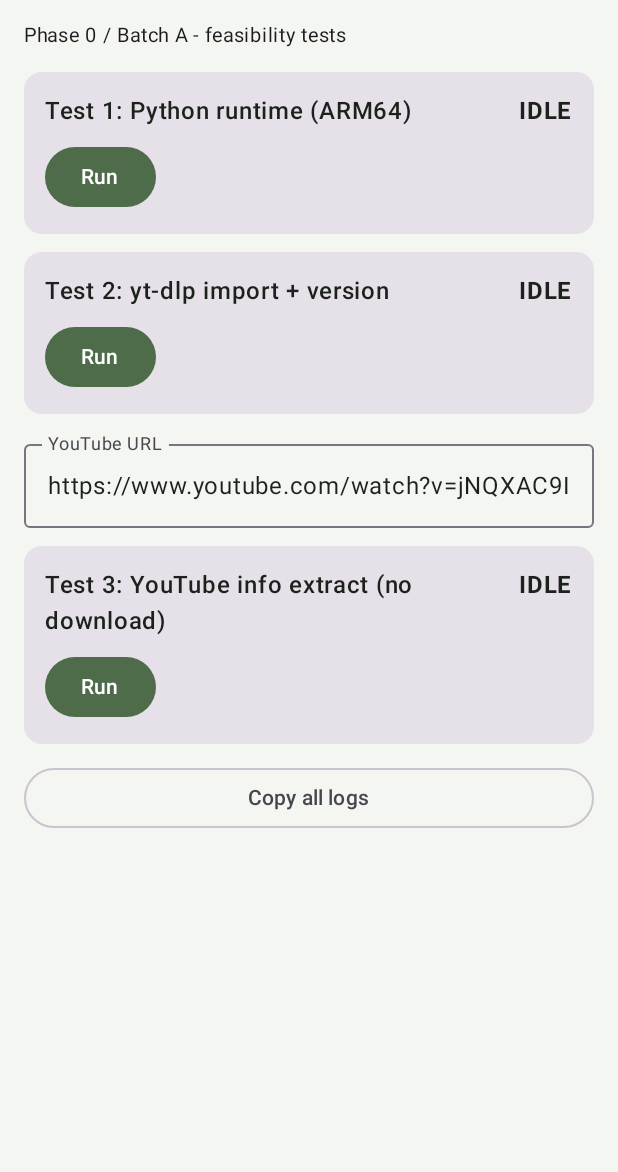
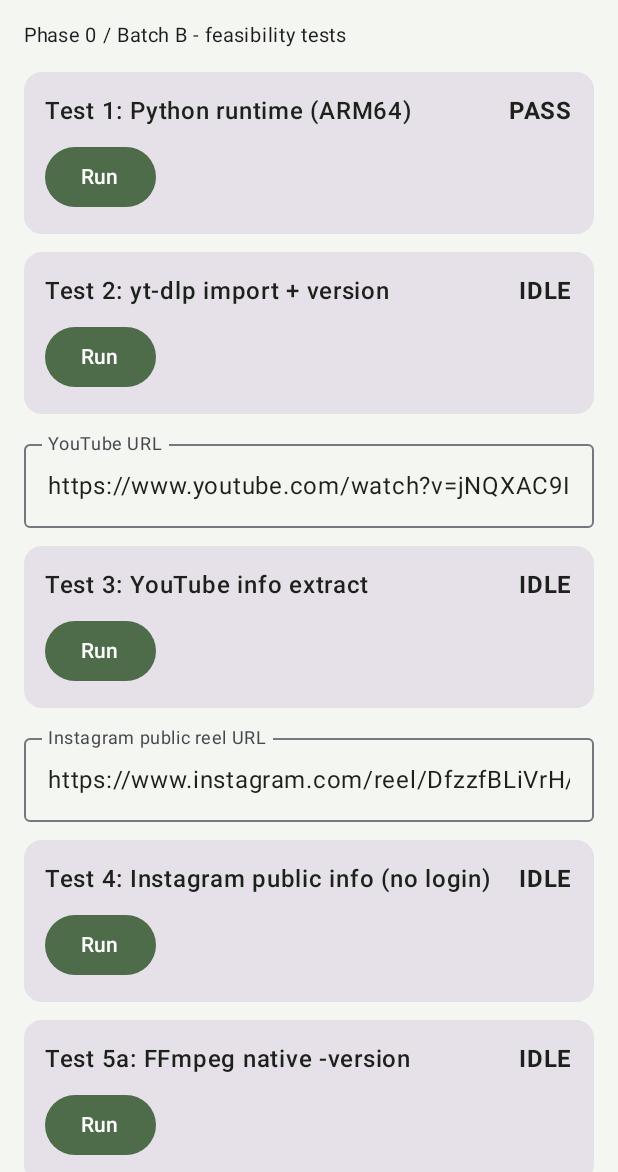
Before and after one commit to CHAMANRK/chaman-downloader, an Android app built with Jetpack Compose: the screen it shows after launch (MainActivity), after a tap on "Run", on a phone screen of 412 x 824 dp, the part 64-1236 px from its top. Run offline under Robolectric (Android 15) with nearby library versions, the phone set to English and light mode, and no system bars; libraries missing offline, so code that uses them is left out: com.chaquo.python; 2 statements that could not run were skipped.

Commit message:
Phase 0 Batch B v0.2.0: Instagram + FFmpeg probe

```diff
--- a/app/build.gradle.kts
+++ b/app/build.gradle.kts
@@ -5,6 +5,7 @@ plugins {
 }
 
 val ytdlpVersion: String = providers.gradleProperty("ytdlpVersion").get()
+val ffmpegkitVersion: String = providers.gradleProperty("ffmpegkitVersion").get()
 
 android {
     namespace = "com.chaman.downloader"
@@ -15,7 +16,7 @@ android {
         minSdk = 24
         targetSdk = 34
         versionCode = 1
-        versionName = "0.1.0-phase0a"
+        versionName = "0.2.0-phase0b"
 
         ndk {
             abiFilters += listOf("arm64-v8a")
@@ -53,4 +54,6 @@ dependencies {
     implementation("androidx.compose.ui:ui")
     implementation("androidx.activity:activity-compose:1.9.0")
     implementation("org.jetbrains.kotlinx:kotlinx-coroutines-android:1.8.1")
+    // Community-maintained FFmpegKit fork (LGPL). Phase 0 me test ho raha hai.
+    implementation("dev.ffmpegkit-maintained:ffmpeg:$ffmpegkitVersion")
 }
--- a/app/src/main/java/com/chaman/downloader/MainActivity.kt
+++ b/app/src/main/java/com/chaman/downloader/MainActivity.kt
@@ -40,6 +40,7 @@ import androidx.compose.ui.unit.sp
 import com.chaquo.python.PyException
 import com.chaquo.python.Python
 import com.chaquo.python.android.AndroidPlatform
+import kotlinx.coroutines.CoroutineScope
 import kotlinx.coroutines.Dispatchers
 import kotlinx.coroutines.launch
 import kotlinx.coroutines.withContext
@@ -61,6 +62,11 @@ private val MossDark = darkColorScheme(
 
 enum class Status { IDLE, RUNNING, PASS, FAIL }
 
+class TestState(val label: String) {
+    var status by mutableStateOf(Status.IDLE)
+    var log by mutableStateOf("")
+}
+
 class MainActivity : ComponentActivity() {
     override fun onCreate(savedInstanceState: Bundle?) {
         super.onCreate(savedInstanceState)
@@ -77,22 +83,37 @@ class MainActivity : ComponentActivity() {
     }
 }
 
+private fun CoroutineScope.runTest(t: TestState, block: () -> String) {
+    launch {
+        t.status = Status.RUNNING
+        t.log = ""
+        try {
+            t.log = withContext(Dispatchers.IO) { block() }
+            t.status = Status.PASS
+        } catch (e: Throwable) {
+            t.log = errText(e)
+            t.status = Status.FAIL
+        }
+    }
+}
+
+private fun py(fn: String, vararg args: Any): String =
+    Python.getInstance().getModule("tests").callAttr(fn, *args).toString()
+
 @Composable
 fun TestScreen() {
     val ctx = LocalContext.current
     val scope = rememberCoroutineScope()
 
-    var pyStatus by remember { mutableStateOf(Status.IDLE) }
-    var pyLog by remember { mutableStateOf("") }
-    var ytStatus by remember { mutableStateOf(Status.IDLE) }
-    var ytLog by remember { mutableStateOf("") }
-    var infoStatus by remember { mutableStateOf(Status.IDLE) }
-    var infoLog by remember { mutableStateOf("") }
-    var url by remember { mutableStateOf("https://www.youtube.com/watch?v=jNQXAC9IVRw") }
+    val t1 = remember { TestState("T1 Python") }
+    val t2 = remember { TestState("T2 yt-dlp") }
+    val t3 = remember { TestState("T3 YouTube") }
+    val t4 = remember { TestState("T4 Instagram") }
+    val t5 = remember { TestState("T5a FFmpeg version") }
+    val t6 = remember { TestState("T5b FFmpeg convert") }
 
-    suspend fun runPy(fn: String, vararg args: Any): String = withContext(Dispatchers.IO) {
-        Python.getInstance().getModule("tests").callAttr(fn, *args).toString()
-    }
+    var ytUrl by remember { mutableStateOf("https://www.youtube.com/watch?v=jNQXAC9IVRw") }
+    var igUrl by remember { mutableStateOf("https://www.instagram.com/reel/DfzzfBLiVrH/") }
 
     Column(
         modifier = Modifier
@@ -102,66 +123,34 @@ fun TestScreen() {
         verticalArrangement = Arrangement.spacedBy(12.dp)
     ) {
         Text("Chaman Downloader", fontSize = 22.sp, fontWeight = FontWeight.SemiBold)
-        Text("Phase 0 / Batch A - feasibility tests", fontSize = 13.sp)
+        Text("Phase 0 / Batch B - feasibility tests", fontSize = 13.sp)
 
-        TestCard(
-            title = "Test 1: Python runtime (ARM64)",
-            status = pyStatus,
-            log = pyLog,
-            onRun = {
-                scope.launch {
-                    pyStatus = Status.RUNNING; pyLog = ""
-                    try {
-                        pyLog = runPy("env_info"); pyStatus = Status.PASS
-                    } catch (e: Throwable) {
-                        pyLog = errText(e); pyStatus = Status.FAIL
-                    }
-                }
-            }
-        )
-
-        TestCard(
-            title = "Test 2: yt-dlp import + version",
-            status = ytStatus,
-            log = ytLog,
-            onRun = {
-                scope.launch {
-                    ytStatus = Status.RUNNING; ytLog = ""
-                    try {
-                        ytLog = runPy("ytdlp_version"); ytStatus = Status.PASS
-                    } catch (e: Throwable) {
-                        ytLog = errText(e); ytStatus = Status.FAIL
-                    }
-                }
-            }
-        )
+        TestCard("Test 1: Python runtime (ARM64)", t1) { scope.runTest(t1) { py("env_info") } }
+        TestCard("Test 2: yt-dlp import + version", t2) { scope.runTest(t2) { py("ytdlp_version") } }
 
         OutlinedTextField(
-            value = url,
-            onValueChange = { url = it },
+            value = ytUrl, onValueChange = { ytUrl = it },
             label = { Text("YouTube URL") },
-            modifier = Modifier.fillMaxWidth(),
-            singleLine = true
+            modifier = Modifier.fillMaxWidth(), singleLine = true
         )
-        TestCard(
-            title = "Test 3: YouTube info extract (no download)",
-            status = infoStatus,
-            log = infoLog,
-            onRun = {
-                scope.launch {
-                    infoStatus = Status.RUNNING; infoLog = ""
-                    try {
-                        infoLog = runPy("yt_info", url.trim()); infoStatus = Status.PASS
-                    } catch (e: Throwable) {
-                        infoLog = errText(e); infoStatus = Status.FAIL
-                    }
-                }
-            }
+        TestCard("Test 3: YouTube info extract", t3) { scope.runTest(t3) { py("yt_info", ytUrl.trim()) } }
+
+        OutlinedTextField(
+            value = igUrl, onValueChange = { igUrl = it },
+            label = { Text("Instagram public reel URL") },
+            modifier = Modifier.fillMaxWidth(), singleLine = true
         )
+        TestCard("Test 4: Instagram public info (no login)", t4) { scope.runTest(t4) { py("yt_info", igUrl.trim()) } }
+
+        TestCard("Test 5a: FFmpeg native -version", t5) { scope.runTest(t5) { FfmpegProbe.version() } }
+        TestCard("Test 5b: FFmpeg tone to m4a convert", t6) {
+            scope.runTest(t6) { FfmpegProbe.convert(ctx.cacheDir) }
+        }
 
         OutlinedButton(
             onClick = {
-                val all = "T1 [$pyStatus]\n$pyLog\n\nT2 [$ytStatus]\n$ytLog\n\nT3 [$infoStatus]\n$infoLog"
+                val all = listOf(t1, t2, t3, t4, t5, t6)
+                    .joinToString("\n\n") { "${it.label} [${it.status}]\n${it.log}" }
                 val cm = ctx.getSystemService(Context.CLIPBOARD_SERVICE) as ClipboardManager
                 cm.setPrimaryClip(ClipData.newPlainText("chaman-logs", all))
             },
@@ -171,7 +160,7 @@ fun TestScreen() {
 }
 
 @Composable
-private fun TestCard(title: String, status: Status, log: String, onRun: () -> Unit) {
+private fun TestCard(title: String, state: TestState, onRun: () -> Unit) {
     Card(modifier = Modifier.fillMaxWidth()) {
         Column(modifier = Modifier.padding(14.dp), verticalArrangement = Arrangement.spacedBy(8.dp)) {
             Row(
@@ -179,11 +168,11 @@ private fun TestCard(title: String, status: Status, log: String, onRun: () -> Un
                 horizontalArrangement = Arrangement.SpaceBetween
             ) {
                 Text(title, fontWeight = FontWeight.Medium, modifier = Modifier.weight(1f))
-                Text(status.name, fontWeight = FontWeight.Bold)
+                Text(state.status.name, fontWeight = FontWeight.Bold)
             }
-            Button(onClick = onRun, enabled = status != Status.RUNNING) { Text("Run") }
-            if (log.isNotEmpty()) {
-                Text(log, fontFamily = FontFamily.Monospace, fontSize = 12.sp)
+            Button(onClick = onRun, enabled = state.status != Status.RUNNING) { Text("Run") }
+            if (state.log.isNotEmpty()) {
+                Text(state.log, fontFamily = FontFamily.Monospace, fontSize = 12.sp)
             }
         }
     }
--- a/gradle.properties
+++ b/gradle.properties
@@ -5,3 +5,6 @@ kotlin.code.style=official
 # Fallback yt-dlp version. CI overrides this with -PytdlpVersion=<latest from PyPI>.
 # Phase 0 pass hone ke baad yahan tested version pin karenge.
 ytdlpVersion=2025.10.22
+
+# FFmpegKit community fork (Maven Central: dev.ffmpegkit-maintained:ffmpeg)
+ffmpegkitVersion=8.1.9
```
Also changed, not shown: app/src/main/java/com/chaman/downloader/FfmpegProbe.kt (added, +40 -0 lines), 2 other files.
